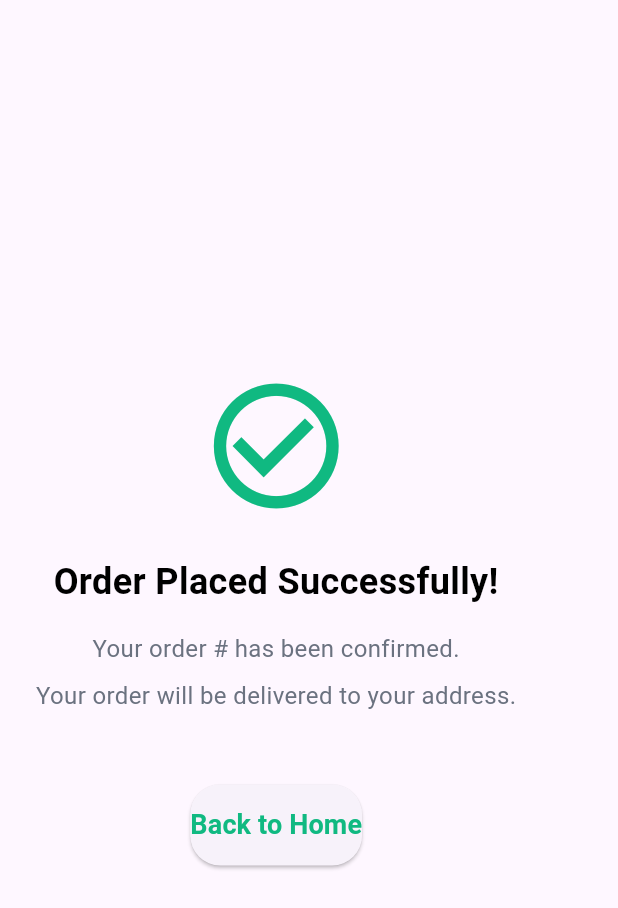
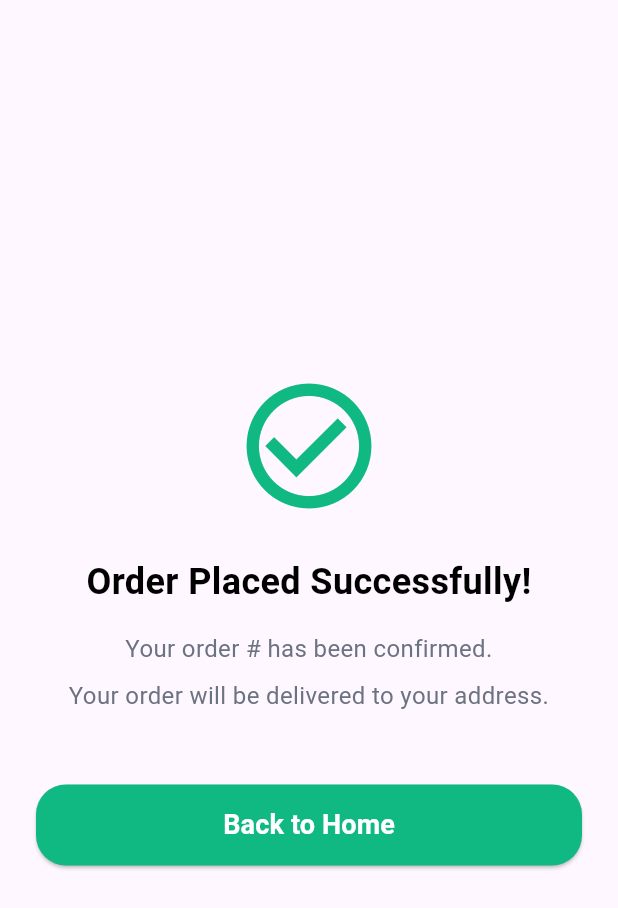
Before and after one commit to Faridaessam1/eco, a Flutter app: the OrderConfirmationScreen screen opened directly with empty values, on a phone screen of 412 x 824 dp. Shown: the top 908 px of the screen. Run offline on Flutter 3.47's test engine with Material 3 defaults, Android fonts, the phone set to English and light mode, and no system bars; our stand-ins replace animated_custom_dropdown, bot_toast, cloud_firestore, firebase_auth, firebase_core, flutter_dotenv and 5 more; missing offline and left inert: multi_payment_gateway; accounts and stored records are empty; generated files the repository leaves out were written again.

Commit message:
*update button color

```diff
--- a/lib/main.dart
+++ b/lib/main.dart
@@ -7,7 +7,6 @@ import 'package:flutter_dotenv/flutter_dotenv.dart';
 import 'package:flutter_easyloading/flutter_easyloading.dart';
 import 'package:flutter_gen/gen_l10n/app_localizations.dart';
 import 'package:provider/provider.dart';
-
 import 'core/providers/cart_provider.dart';
 import 'core/routes/app_routes.dart';
 import 'core/routes/page_route_names.dart';
--- a/lib/ui/customer/orders/order_confirmation_screen.dart
+++ b/lib/ui/customer/orders/order_confirmation_screen.dart
@@ -59,7 +59,11 @@ class OrderConfirmationScreen extends StatelessWidget {
                 textAlign: TextAlign.center,
               ),
               const SizedBox(height: 48),
-              CustomElevatedButton(
+              Row(
+                children: [
+                  Expanded(
+                    child: CustomElevatedButton(
+                      buttonColor: AppColors.primaryColor,
                       onPressed: () {
                         // Navigate back to home screen and clear all routes
                         Navigator.of(context).pushAndRemoveUntil(
@@ -71,9 +75,12 @@ class OrderConfirmationScreen extends StatelessWidget {
                       },
                       text: "Back to Home",
                       borderRadius: 20,
-                textColor: AppColors.primaryColor,
+                      textColor: AppColors.white,
                       fontSize: 18,
                       fontWeight: FontWeight.w700,
+                    ),
+                  ),
+                ],
               )
             ],
           ),
```
Lines whose indentation alone changed are shown as unchanged.
